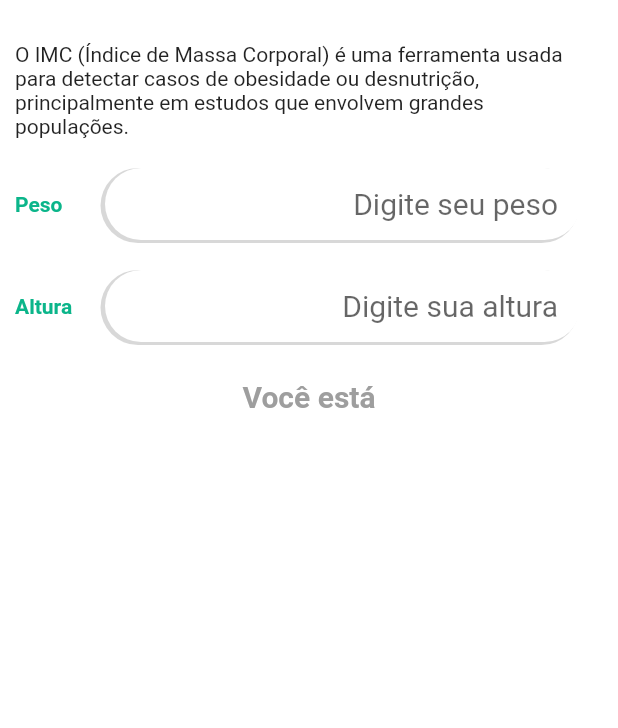
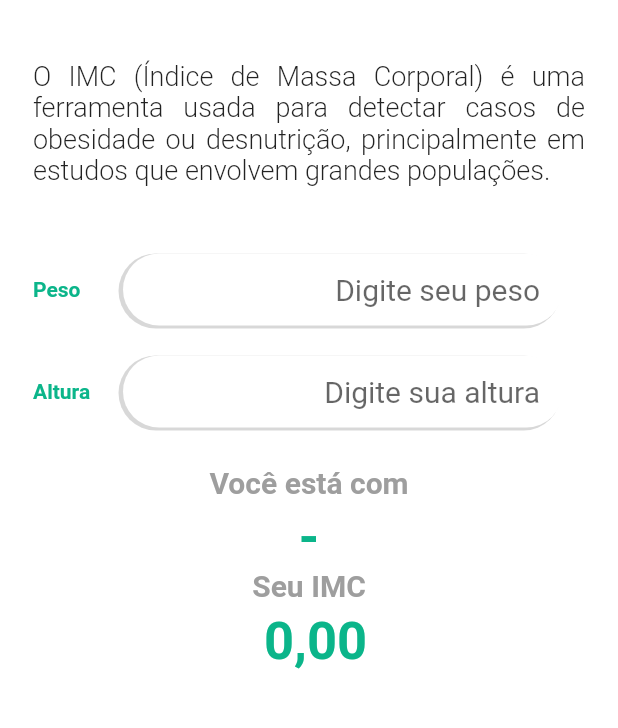
Before and after one commit to lucivalsc/calculadora_imc_new, a Flutter app: the screen it shows after launch, on a phone screen of 412 x 824 dp, the part 57-785 px from its top. Run offline on Flutter 3.47's test engine with Material 2 defaults, Android fonts, the light colour scheme and no system bars; our stand-ins replace brasil_fields, flutter_mobx, mobx; generated files the repository leaves out were written again.

Commit message:
Atualização das pastas para clean arch

```diff
--- a/lib/componentes/texto_widget.dart
+++ b/lib/app/common/widgets/text_widget.dart
@@ -1,18 +1,21 @@
 import 'package:flutter/material.dart';
+import 'package:flutter/services.dart';
 
-import 'package:calculadora_imc/temas/cores.dart';
+import 'package:calculadora_imc/app/common/styles/cores.dart';
 
-class TextoWidget extends StatelessWidget {
+class TextWidget extends StatelessWidget {
   final String texto;
   final String textoHint;
   final TextEditingController controller;
   final void Function(String)? onChanged;
-  const TextoWidget({
+  final List<TextInputFormatter>? inputFormatters;
+  const TextWidget({
     Key? key,
     required this.texto,
     required this.textoHint,
     required this.controller,
     this.onChanged,
+    this.inputFormatters,
   }) : super(key: key);
 
   @override
@@ -59,6 +62,7 @@ class TextoWidget extends StatelessWidget {
                 style: const TextStyle(
                   fontSize: 20,
                 ),
+                inputFormatters: inputFormatters,
               ),
             ),
           ),
--- /dev/null
+++ b/lib/app/layers/presenter/screens/principal.dart
@@ -0,0 +1,126 @@
+import 'package:brasil_fields/brasil_fields.dart';
+import 'package:calculadora_imc/app/common/widgets/text_widget.dart';
+import 'package:calculadora_imc/app/layers/presenter/providers/imc_store.dart';
+
+import 'package:calculadora_imc/app/common/styles/cores.dart';
+import 'package:flutter/material.dart';
+import 'package:flutter/services.dart';
+import 'package:flutter_mobx/flutter_mobx.dart';
+import 'package:intl/intl.dart';
+
+class Principal extends StatefulWidget {
+  const Principal({Key? key}) : super(key: key);
+
+  @override
+  State<Principal> createState() => _PrincipalState();
+}
+
+class _PrincipalState extends State<Principal> {
+  ImcStore store = ImcStore();
+  NumberFormat formatacao =
+      NumberFormat.simpleCurrency(locale: 'pt_BR', decimalDigits: 2);
+  final TextEditingController _peso = TextEditingController();
+  final TextEditingController _altura = TextEditingController();
+
+  @override
+  Widget build(BuildContext context) {
+    return Scaffold(
+      backgroundColor: Colors.white,
+      appBar: AppBar(
+        title: const Text('CALCULADORA IMC'),
+        actions: [
+          IconButton(
+            onPressed: null,
+            icon: Icon(
+              Icons.info_outline,
+              color: Cores.corPadrao,
+            ),
+          ),
+        ],
+      ),
+      body: Padding(
+        padding: const EdgeInsets.all(10),
+        child: Observer(
+          builder: (_) => Padding(
+            padding: const EdgeInsets.all(12),
+            child: Column(
+              children: [
+                Expanded(
+                  child: ListView(
+                    children: [
+                      const Text(
+                        '''O IMC (Índice de Massa Corporal) é uma ferramenta usada para detectar casos de obesidade ou desnutrição, principalmente em estudos que envolvem grandes populações.''',
+                        textAlign: TextAlign.justify,
+                        style: TextStyle(
+                          fontWeight: FontWeight.w300,
+                          fontSize: 18,
+                        ),
+                      ),
+                      const SizedBox(height: 25),
+                      TextWidget(
+                        texto: 'Peso',
+                        controller: _peso,
+                        textoHint: 'Digite seu peso',
+                        onChanged: (String value) {
+                          store.atualizarCalculo(value, 'peso');
+                        },
+                        inputFormatters: const [],
+                      ),
+                      TextWidget(
+                        texto: 'Altura',
+                        controller: _altura,
+                        textoHint: 'Digite sua altura',
+                        onChanged: (String value) {
+                          store.atualizarCalculo(value, 'altura');
+                        },
+                        inputFormatters: [
+                          FilteringTextInputFormatter.digitsOnly,
+                          CentavosInputFormatter(),
+                        ],
+                      ),
+                      const SizedBox(height: 25),
+                      buildText(
+                          'Você está com',
+                          store.mensagem == ''
+                              ? '-'
+                              : store.mensagem.toString()),
+                      buildText(
+                          'Seu IMC',
+                          formatacao
+                              .format(store.resultado ?? 0)
+                              .replaceAll('R\$', '')),
+                    ],
+                  ),
+                ),
+              ],
+            ),
+          ),
+        ),
+      ),
+    );
+  }
+
+  buildText(String title, String subTitle) {
+    return Column(
+      children: [
+        Text(
+          title,
+          style: const TextStyle(
+            color: Colors.grey,
+            fontWeight: FontWeight.bold,
+            fontSize: 20,
+          ),
+        ),
+        const SizedBox(height: 5),
+        Text(
+          subTitle,
+          style: TextStyle(
+            color: Cores.corPadrao,
+            fontWeight: FontWeight.bold,
+            fontSize: 35,
+          ),
+        ),
+      ],
+    );
+  }
+}
--- a/lib/main.dart
+++ b/lib/main.dart
@@ -1,5 +1,5 @@
-import 'package:calculadora_imc/telas/principal.dart';
-import 'package:calculadora_imc/temas/cores.dart';
+import 'package:calculadora_imc/app/layers/presenter/screens/principal.dart';
+import 'package:calculadora_imc/app/common/styles/cores.dart';
 import 'package:flutter/material.dart';
 import 'package:flutter/services.dart';
 
@@ -7,7 +7,7 @@ void main() {
   WidgetsFlutterBinding.ensureInitialized();
   SystemChrome.setPreferredOrientations([DeviceOrientation.portraitUp]);
   SystemChrome.setSystemUIOverlayStyle(
-    SystemUiOverlayStyle.light.copyWith(
+    SystemUiOverlayStyle.dark.copyWith(
       statusBarColor: Colors.white,
       systemNavigationBarColor: const Color.fromRGBO(242, 242, 242, 1),
       statusBarBrightness: Brightness.dark,
--- a/lib/telas/principal.dart
+++ /dev/null
@@ -1,130 +0,0 @@
-import 'package:calculadora_imc/componentes/texto_widget.dart';
-import 'package:calculadora_imc/stores/imc_store.dart';
-import 'package:calculadora_imc/temas/cores.dart';
-import 'package:flutter/material.dart';
-import 'package:flutter_mobx/flutter_mobx.dart';
-
-class Principal extends StatefulWidget {
-  const Principal({Key? key}) : super(key: key);
-
-  @override
-  State<Principal> createState() => _PrincipalState();
-}
-
-class _PrincipalState extends State<Principal> {
-  ImcStore store = ImcStore();
-  final TextEditingController _peso = TextEditingController();
-  final TextEditingController _altura = TextEditingController();
-
-  @override
-  Widget build(BuildContext context) {
-    return Scaffold(
-      backgroundColor: Colors.white,
-      appBar: AppBar(
-        title: const Text('CALCULADORA IMC'),
-        actions: [
-          IconButton(
-            onPressed: null,
-            icon: Icon(
-              Icons.info_outline,
-              color: Cores.corPadrao,
-            ),
-          ),
-        ],
-      ),
-      body: Padding(
-        padding: const EdgeInsets.all(10),
-        child: Observer(
-          builder: (_) => Column(
-            children: [
-              Expanded(
-                child: ListView(
-                  children: [
-                    const Text(
-                        '''O IMC (Índice de Massa Corporal) é uma ferramenta usada para detectar casos de obesidade ou desnutrição, principalmente em estudos que envolvem grandes populações.'''),
-                    TextoWidget(
-                      onChanged: (String value) {
-                        if (value.isNotEmpty) {
-                          store.peso = double.parse(value);
-                          store.calcular();
-                        }
-                      },
-                      texto: 'Peso',
-                      controller: _peso,
-                      textoHint: 'Digite seu peso',
-                    ),
-                    TextoWidget(
-                      onChanged: (String value) {
-                        if (value.isNotEmpty) {
-                          store.altura = double.parse(value);
-                          store.calcular();
-                        }
-                      },
-                      texto: 'Altura',
-                      controller: _altura,
-                      textoHint: 'Digite sua altura',
-                    ),
-                    const SizedBox(height: 25),
-                    const Center(
-                      child: Text(
-                        'Você está',
-                        style: TextStyle(
-                          color: Colors.grey,
-                          fontWeight: FontWeight.bold,
-                          fontSize: 20,
-                        ),
-                      ),
-                    ),
-                    const SizedBox(height: 5),
-                    Center(
-                      child: Text(
-                        // 'SAUDÁVEL: ${store.resultado}',
-                        '${store.mensagem}',
-                        style: TextStyle(
-                          color: Cores.corPadrao,
-                          fontWeight: FontWeight.bold,
-                          fontSize: 35,
-                        ),
-                      ),
-                    ),
-                  ],
-                ),
-              ),
-            ],
-          ),
-        ),
-      ),
-      bottomNavigationBar: Observer(
-        builder: (_) => Stack(
-          children: [
-            Padding(
-              padding: const EdgeInsets.only(left: 50, right: 50),
-              child: SizedBox(
-                child: store.imagem,
-              ),
-            ),
-            Positioned(
-              bottom: 0,
-              child: SizedBox(
-                width: MediaQuery.of(context).size.width,
-                child: Column(
-                  children: [
-                    const Text('IMC'),
-                    Text(
-                      '${store.resultado}',
-                      style: TextStyle(
-                        fontSize: 25,
-                        fontWeight: FontWeight.bold,
-                        color: store.corIMC,
-                      ),
-                    ),
-                  ],
-                ),
-              ),
-            ),
-          ],
-        ),
-      ),
-    );
-  }
-}
--- a/pubspec.yaml
+++ b/pubspec.yaml
@@ -36,6 +36,8 @@ dependencies:
   cupertino_icons: ^1.0.2
   flutter_mobx: ^2.0.2
   mobx: ^2.0.5
+  intl: ^0.18.1
+  brasil_fields: ^1.12.0
 
 
 dev_dependencies:
@@ -50,7 +52,7 @@ dev_dependencies:
   # activated in the `analysis_options.yaml` file located at the root of your
   # package. See that file for information about deactivating specific lint
   # rules and activating additional ones.
-  flutter_lints: ^1.0.0
+  flutter_lints: ^2.0.1
 
 # For information on the generic Dart part of this file, see the
 # following page: https://dart.dev/tools/pub/pubspec
```
Also changed, not shown: lib/app/layers/presenter/providers/imc_store.dart (renamed from lib/stores/imc_store.dart, +24 -12 lines), lib/app/common/styles/cores.dart (renamed from lib/temas/cores.dart), lib/app/layers/presenter/providers/imc_store.g.dart, pubspec.lock, 2 other files.
